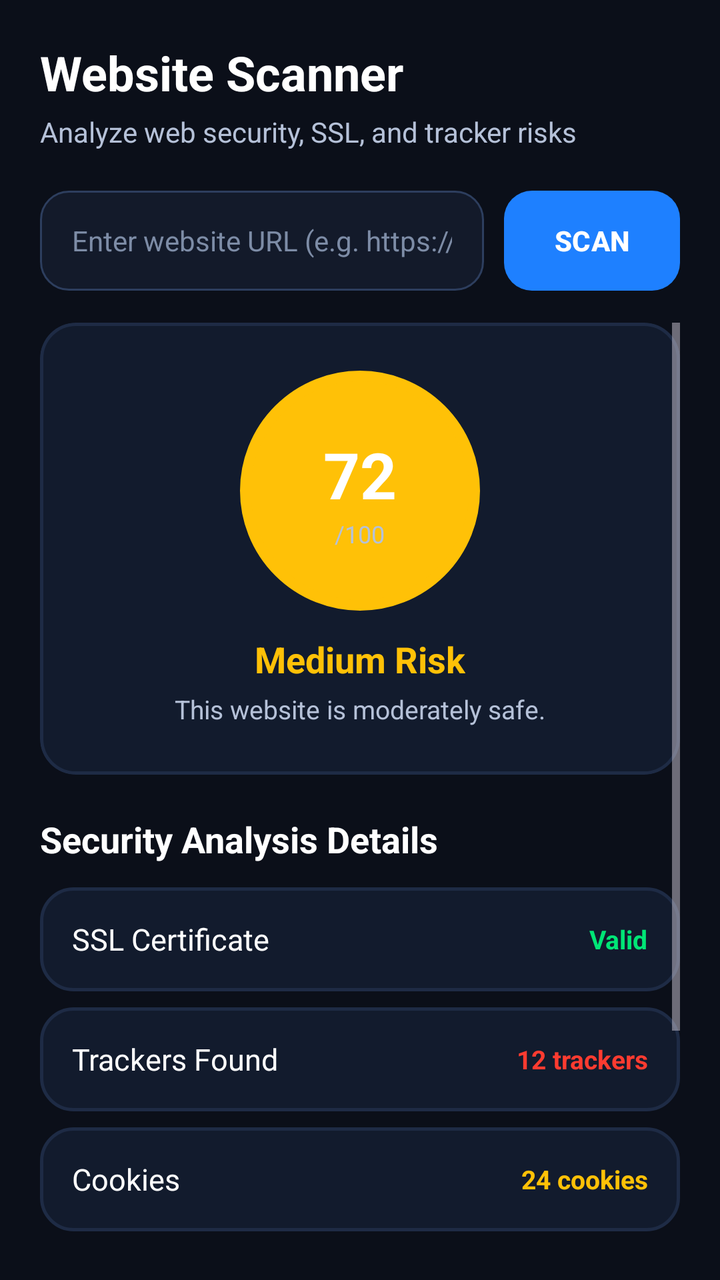
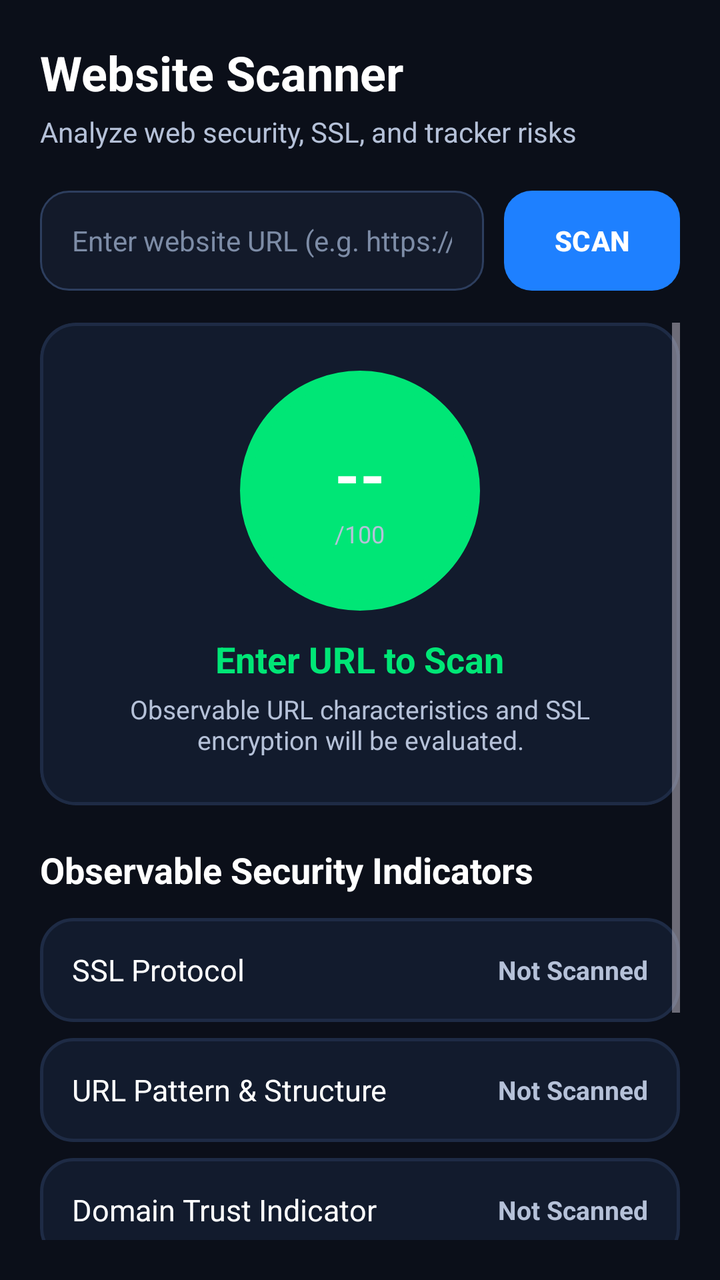

Screens rendered from an Android XML layout before and after an edit, with the pre-edit source and the edit as a unified diff.
<!-- AndroidManifest.xml: application theme Theme.SecureDroid -->
<!-- res/layout/fragment_website.xml -->
<?xml version="1.0" encoding="utf-8"?>
<LinearLayout xmlns:android="http://schemas.android.com/apk/res/android"
    xmlns:app="http://schemas.android.com/apk/res-auto"
    android:layout_width="match_parent"
    android:layout_height="match_parent"
    android:orientation="vertical"
    android:background="@color/background"
    android:padding="20dp">

    
    <TextView
        android:layout_width="wrap_content"
        android:layout_height="wrap_content"
        android:text="Website Scanner"
        android:textColor="@color/text_primary"
        android:textSize="24sp"
        android:textStyle="bold" />

    <TextView
        android:layout_width="wrap_content"
        android:layout_height="wrap_content"
        android:text="Analyze web security, SSL, and tracker risks"
        android:textColor="@color/text_secondary"
        android:textSize="14sp"
        android:layout_marginTop="4dp" />

    
    <LinearLayout
        android:layout_width="match_parent"
        android:layout_height="wrap_content"
        android:orientation="horizontal"
        android:layout_marginTop="20dp">

        <EditText
            android:id="@+id/etWebsiteUrl"
            android:layout_width="0dp"
            android:layout_height="50dp"
            android:layout_weight="1"
            android:background="@drawable/bg_input"
            android:hint="Enter website URL (e.g. https://example.com)"
            android:textColorHint="@color/text_hint"
            android:textColor="@color/text_primary"
            android:paddingStart="16dp"
            android:paddingEnd="16dp"
            android:textSize="14sp"
            android:singleLine="true"/>

        <Button
            android:id="@+id/btnScan"
            android:layout_width="wrap_content"
            android:layout_height="50dp"
            android:text="SCAN"
            android:textColor="#FFFFFF"
            android:textSize="14sp"
            android:textStyle="bold"
            android:background="@drawable/bg_glow_button"
            android:layout_marginStart="10dp"
            android:paddingStart="20dp"
            android:paddingEnd="20dp"/>
    </LinearLayout>

    <ScrollView
        android:layout_width="match_parent"
        android:layout_height="match_parent"
        android:layout_marginTop="16dp"
        android:fillViewport="true">

        <LinearLayout
            android:layout_width="match_parent"
            android:layout_height="wrap_content"
            android:orientation="vertical">

            
            <com.google.android.material.card.MaterialCardView
                android:layout_width="match_parent"
                android:layout_height="wrap_content"
                app:cardCornerRadius="18dp"
                app:cardBackgroundColor="#121B2D"
                app:strokeColor="#1E2B45"
                app:strokeWidth="1.5dp">

                <LinearLayout
                    android:layout_width="match_parent"
                    android:layout_height="wrap_content"
                    android:orientation="vertical"
                    android:gravity="center"
                    android:padding="24dp">

                    <RelativeLayout
                        android:layout_width="120dp"
                        android:layout_height="120dp"
                        android:gravity="center">

                        <ImageView
                            android:layout_width="match_parent"
                            android:layout_height="match_parent"
                            android:src="@drawable/bg_score_circle"
                            app:tint="#FFC107"/>

                        <LinearLayout
                            android:layout_width="wrap_content"
                            android:layout_height="wrap_content"
                            android:orientation="vertical"
                            android:gravity="center"
                            android:layout_centerInParent="true">

                            <TextView
                                android:id="@+id/txtWebScore"
                                android:layout_width="wrap_content"
                                android:layout_height="wrap_content"
                                android:text="72"
                                android:textColor="@color/text_primary"
                                android:textSize="32sp"
                                android:textStyle="bold"/>

                            <TextView
                                android:layout_width="wrap_content"
                                android:layout_height="wrap_content"
                                android:text="/100"
                                android:textColor="@color/text_secondary"
                                android:textSize="12sp"/>
                        </LinearLayout>
                    </RelativeLayout>

                    <TextView
                        android:layout_width="wrap_content"
                        android:layout_height="wrap_content"
                        android:text="Medium Risk"
                        android:textColor="#FFC107"
                        android:textSize="18sp"
                        android:textStyle="bold"
                        android:layout_marginTop="12dp"/>

                    <TextView
                        android:layout_width="wrap_content"
                        android:layout_height="wrap_content"
                        android:text="This website is moderately safe."
                        android:textColor="@color/text_secondary"
                        android:textSize="13sp"
                        android:layout_marginTop="4dp"/>
                </LinearLayout>
            </com.google.android.material.card.MaterialCardView>

            
            <TextView
                android:layout_width="wrap_content"
                android:layout_height="wrap_content"
                android:text="Security Analysis Details"
                android:textColor="@color/text_primary"
                android:textSize="18sp"
                android:textStyle="bold"
                android:layout_marginTop="20dp" />

            
            <RelativeLayout
                android:layout_width="match_parent"
                android:layout_height="52dp"
                android:background="@drawable/bg_glass_card"
                android:paddingStart="16dp"
                android:paddingEnd="16dp"
                android:layout_marginTop="12dp">

                <TextView
                    android:layout_width="wrap_content"
                    android:layout_height="wrap_content"
                    android:text="SSL Certificate"
                    android:textColor="@color/text_primary"
                    android:textSize="15sp"
                    android:layout_centerVertical="true"/>

                <TextView
                    android:layout_width="wrap_content"
                    android:layout_height="wrap_content"
                    android:text="Valid"
                    android:textColor="#00E676"
                    android:textSize="13sp"
                    android:textStyle="bold"
                    android:layout_alignParentEnd="true"
                    android:layout_centerVertical="true"/>
            </RelativeLayout>

            
            <RelativeLayout
                android:layout_width="match_parent"
                android:layout_height="52dp"
                android:background="@drawable/bg_glass_card"
                android:paddingStart="16dp"
                android:paddingEnd="16dp"
                android:layout_marginTop="8dp">

                <TextView
                    android:layout_width="wrap_content"
                    android:layout_height="wrap_content"
                    android:text="Trackers Found"
                    android:textColor="@color/text_primary"
                    android:textSize="15sp"
                    android:layout_centerVertical="true"/>

                <TextView
                    android:layout_width="wrap_content"
                    android:layout_height="wrap_content"
                    android:text="12 trackers"
                    android:textColor="#FF3B30"
                    android:textSize="13sp"
                    android:textStyle="bold"
                    android:layout_alignParentEnd="true"
                    android:layout_centerVertical="true"/>
            </RelativeLayout>

            
            <RelativeLayout
                android:layout_width="match_parent"
                android:layout_height="52dp"
                android:background="@drawable/bg_glass_card"
                android:paddingStart="16dp"
                android:paddingEnd="16dp"
                android:layout_marginTop="8dp">

                <TextView
                    android:layout_width="wrap_content"
                    android:layout_height="wrap_content"
                    android:text="Cookies"
                    android:textColor="@color/text_primary"
                    android:textSize="15sp"
                    android:layout_centerVertical="true"/>

                <TextView
                    android:layout_width="wrap_content"
                    android:layout_height="wrap_content"
                    android:text="24 cookies"
                    android:textColor="#FFC107"
                    android:textSize="13sp"
                    android:textStyle="bold"
                    android:layout_alignParentEnd="true"
                    android:layout_centerVertical="true"/>
            </RelativeLayout>

            
            <RelativeLayout
                android:layout_width="match_parent"
                android:layout_height="52dp"
                android:background="@drawable/bg_glass_card"
                android:paddingStart="16dp"
                android:paddingEnd="16dp"
                android:layout_marginTop="8dp"
                android:layout_marginBottom="80dp">

                <TextView
                    android:layout_width="wrap_content"
                    android:layout_height="wrap_content"
                    android:text="Permissions Requested"
                    android:textColor="@color/text_primary"
                    android:textSize="15sp"
                    android:layout_centerVertical="true"/>

                <TextView
                    android:layout_width="wrap_content"
                    android:layout_height="wrap_content"
                    android:text="Safe"
                    android:textColor="#00E676"
                    android:textSize="13sp"
                    android:textStyle="bold"
                    android:layout_alignParentEnd="true"
                    android:layout_centerVertical="true"/>
            </RelativeLayout>

        </LinearLayout>
    </ScrollView>

</LinearLayout>
<!-- resources referenced by this layout -->
<resources>
  <color name="background">#0B0F19</color>
  <color name="text_hint">#7D8CA6</color>
  <color name="text_primary">#FFFFFF</color>
  <color name="text_secondary">#B5C1D8</color>
  <!-- drawable bg_glass_card (drawable) -->
  <?xml version="1.0" encoding="utf-8"?>
  <shape xmlns:android="http://schemas.android.com/apk/res/android"
      android:shape="rectangle">
      <solid android:color="#121B2D" />
      <corners android:radius="16dp" />
      <stroke
          android:width="1.5dp"
          android:color="#1E2B45" />
  </shape>
  <!-- drawable bg_glow_button (drawable) -->
  <?xml version="1.0" encoding="utf-8"?>
  <shape xmlns:android="http://schemas.android.com/apk/res/android"
      android:shape="rectangle">
      <gradient
          android:angle="45"
          android:startColor="#1E80FF"
          android:endColor="#0B6BFF" />
      <corners android:radius="14dp" />
  </shape>
  <!-- drawable bg_input (drawable) -->
  <?xml version="1.0" encoding="utf-8"?>
  <shape xmlns:android="http://schemas.android.com/apk/res/android">
  
      <solid
          android:color="@color/surface"/>
  
      <stroke
          android:width="1dp"
          android:color="@color/card_border"/>
  
      <corners
          android:radius="14dp"/>
  
  </shape>
  <!-- drawable bg_score_circle (drawable) -->
  <?xml version="1.0" encoding="utf-8"?>
  <shape xmlns:android="http://schemas.android.com/apk/res/android"
      android:shape="oval">
  
      <solid android:color="#1B2B40"/>
  
      <stroke
          android:width="8dp"
          android:color="#00B8FF"/>
  
      <size
          android:width="180dp"
          android:height="180dp"/>
  
  </shape>
  <style name="Theme.SecureDroid" parent="Theme.Material3.Dark.NoActionBar">
  
          <item name="colorPrimary">@color/primary</item>
          <item name="colorPrimaryContainer">@color/primary_dark</item>
  
          <item name="colorSecondary">@color/accent</item>
  
          <item name="android:statusBarColor">@color/background</item>
  
          <item name="android:navigationBarColor">@color/background</item>
  
          <item name="android:windowBackground">@drawable/bg_gradient</item>
  
          <item name="android:windowLightStatusBar" tools:targetApi="23">false</item>
  
      </style>
  <color name="surface">#131A2A</color>
  <color name="card_border">#2D3E5E</color>
  <color name="primary">#1E80FF</color>
  <color name="primary_dark">#1565C0</color>
  <color name="accent">#00E5FF</color>
  <!-- drawable bg_gradient (drawable) -->
  <?xml version="1.0" encoding="utf-8"?>
  <shape xmlns:android="http://schemas.android.com/apk/res/android">
  
      <gradient
          android:angle="270"
          android:startColor="#07111F"
          android:centerColor="#0B1626"
          android:endColor="#081018"/>
  
  </shape>
</resources>

<!-- the commit's change to res/layout/fragment_website.xml (unified diff, before → after) -->
@@ -92,10 +92,11 @@
                         android:gravity="center">
 
                         <ImageView
+                            android:id="@+id/imgWebScoreRing"
                             android:layout_width="match_parent"
                             android:layout_height="match_parent"
                             android:src="@drawable/bg_score_circle"
-                            app:tint="#FFC107"/>
+                            app:tint="#00E676"/>
 
                         <LinearLayout
                             android:layout_width="wrap_content"
@@ -108,7 +109,7 @@
                                 android:id="@+id/txtWebScore"
                                 android:layout_width="wrap_content"
                                 android:layout_height="wrap_content"
-                                android:text="72"
+                                android:text="--"
                                 android:textColor="@color/text_primary"
                                 android:textSize="32sp"
                                 android:textStyle="bold"/>
@@ -123,20 +124,23 @@
                     </RelativeLayout>
 
                     <TextView
+                        android:id="@+id/txtWebRiskLevel"
                         android:layout_width="wrap_content"
                         android:layout_height="wrap_content"
-                        android:text="Medium Risk"
-                        android:textColor="#FFC107"
+                        android:text="Enter URL to Scan"
+                        android:textColor="#00E676"
                         android:textSize="18sp"
                         android:textStyle="bold"
                         android:layout_marginTop="12dp"/>
 
                     <TextView
+                        android:id="@+id/txtWebRiskSummary"
                         android:layout_width="wrap_content"
                         android:layout_height="wrap_content"
-                        android:text="This website is moderately safe."
+                        android:text="Observable URL characteristics and SSL encryption will be evaluated."
                         android:textColor="@color/text_secondary"
                         android:textSize="13sp"
+                        android:gravity="center"
                         android:layout_marginTop="4dp"/>
                 </LinearLayout>
             </com.google.android.material.card.MaterialCardView>
@@ -145,7 +149,7 @@
             <TextView
                 android:layout_width="wrap_content"
                 android:layout_height="wrap_content"
-                android:text="Security Analysis Details"
+                android:text="Observable Security Indicators"
                 android:textColor="@color/text_primary"
                 android:textSize="18sp"
                 android:textStyle="bold"
@@ -163,16 +167,17 @@
                 <TextView
                     android:layout_width="wrap_content"
                     android:layout_height="wrap_content"
-                    android:text="SSL Certificate"
-                    android:textColor="@color/text_primary"
-                    android:textSize="15sp"
-                    android:layout_centerVertical="true"/>
-
-                <TextView
-                    android:layout_width="wrap_content"
-                    android:layout_height="wrap_content"
-                    android:text="Valid"
-                    android:textColor="#00E676"
+                    android:text="SSL Protocol"
+                    android:textColor="@color/text_primary"
+                    android:textSize="15sp"
+                    android:layout_centerVertical="true"/>
+
+                <TextView
+                    android:id="@+id/txtWebSslStatus"
+                    android:layout_width="wrap_content"
+                    android:layout_height="wrap_content"
+                    android:text="Not Scanned"
+                    android:textColor="@color/text_secondary"
                     android:textSize="13sp"
                     android:textStyle="bold"
                     android:layout_alignParentEnd="true"
@@ -191,16 +196,17 @@
                 <TextView
                     android:layout_width="wrap_content"
                     android:layout_height="wrap_content"
-                    android:text="Trackers Found"
-                    android:textColor="@color/text_primary"
-                    android:textSize="15sp"
-                    android:layout_centerVertical="true"/>
-
-                <TextView
-                    android:layout_width="wrap_content"
-                    android:layout_height="wrap_content"
-                    android:text="12 trackers"
-                    android:textColor="#FF3B30"
+                    android:text="URL Pattern &amp; Structure"
+                    android:textColor="@color/text_primary"
+                    android:textSize="15sp"
+                    android:layout_centerVertical="true"/>
+
+                <TextView
+                    android:id="@+id/txtWebTrackersStatus"
+                    android:layout_width="wrap_content"
+                    android:layout_height="wrap_content"
+                    android:text="Not Scanned"
+                    android:textColor="@color/text_secondary"
                     android:textSize="13sp"
                     android:textStyle="bold"
                     android:layout_alignParentEnd="true"
@@ -219,16 +225,17 @@
                 <TextView
                     android:layout_width="wrap_content"
                     android:layout_height="wrap_content"
-                    android:text="Cookies"
-                    android:textColor="@color/text_primary"
-                    android:textSize="15sp"
-                    android:layout_centerVertical="true"/>
-
-                <TextView
-                    android:layout_width="wrap_content"
-                    android:layout_height="wrap_content"
-                    android:text="24 cookies"
-                    android:textColor="#FFC107"
+                    android:text="Domain Trust Indicator"
+                    android:textColor="@color/text_primary"
+                    android:textSize="15sp"
+                    android:layout_centerVertical="true"/>
+
+                <TextView
+                    android:id="@+id/txtWebCookiesStatus"
+                    android:layout_width="wrap_content"
+                    android:layout_height="wrap_content"
+                    android:text="Not Scanned"
+                    android:textColor="@color/text_secondary"
                     android:textSize="13sp"
                     android:textStyle="bold"
                     android:layout_alignParentEnd="true"
@@ -248,15 +255,16 @@
                 <TextView
                     android:layout_width="wrap_content"
                     android:layout_height="wrap_content"
-                    android:text="Permissions Requested"
-                    android:textColor="@color/text_primary"
-                    android:textSize="15sp"
-                    android:layout_centerVertical="true"/>
-
-                <TextView
-                    android:layout_width="wrap_content"
-                    android:layout_height="wrap_content"
-                    android:text="Safe"
+                    android:text="Browser Environment"
+                    android:textColor="@color/text_primary"
+                    android:textSize="15sp"
+                    android:layout_centerVertical="true"/>
+
+                <TextView
+                    android:id="@+id/txtWebPermissionsStatus"
+                    android:layout_width="wrap_content"
+                    android:layout_height="wrap_content"
+                    android:text="Sandboxed"
                     android:textColor="#00E676"
                     android:textSize="13sp"
                     android:textStyle="bold"
